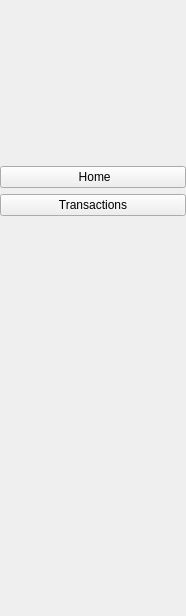
First picture: the form in sem3/projectQt/sectionscolumn.ui, repository naztes0/University, before the edit.
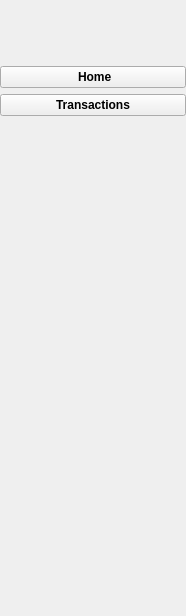
Second picture: the form after the edit. Icons and pictures are not drawn.

```diff
--- a/sem3/projectQt/sectionscolumn.ui
+++ b/sem3/projectQt/sectionscolumn.ui
@@ -50,6 +50,13 @@
    </item>
    <item>
     <widget class="QPushButton" name="homeButton">
+     <property name="font">
+      <font>
+       <bold>true</bold>
+       <stylestrategy>PreferDefault</stylestrategy>
+       <hintingpreference>PreferFullHinting</hintingpreference>
+      </font>
+     </property>
      <property name="text">
       <string> Home</string>
      </property>
@@ -61,6 +68,11 @@
    </item>
    <item>
     <widget class="QPushButton" name="transactionsListButton">
+     <property name="font">
+      <font>
+       <bold>true</bold>
+      </font>
+     </property>
      <property name="text">
       <string>Transactions</string>
      </property>
@@ -81,7 +93,7 @@
      <property name="sizeHint" stdset="0">
       <size>
        <width>20</width>
-       <height>400</height>
+       <height>500</height>
       </size>
      </property>
     </spacer>
```
